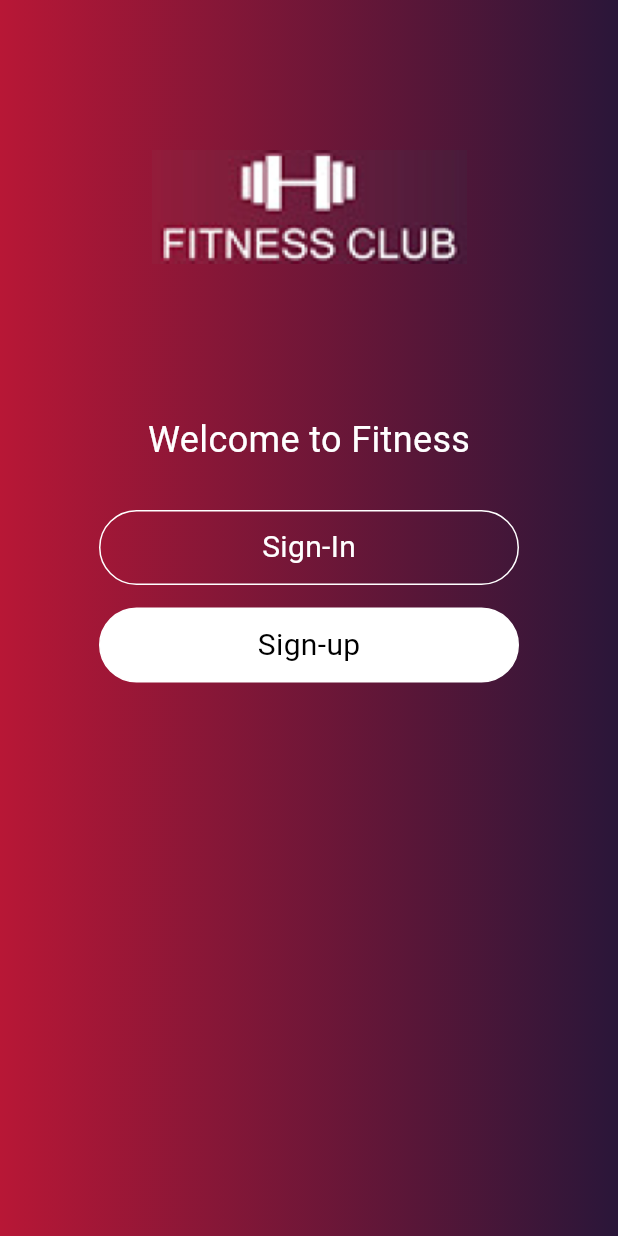
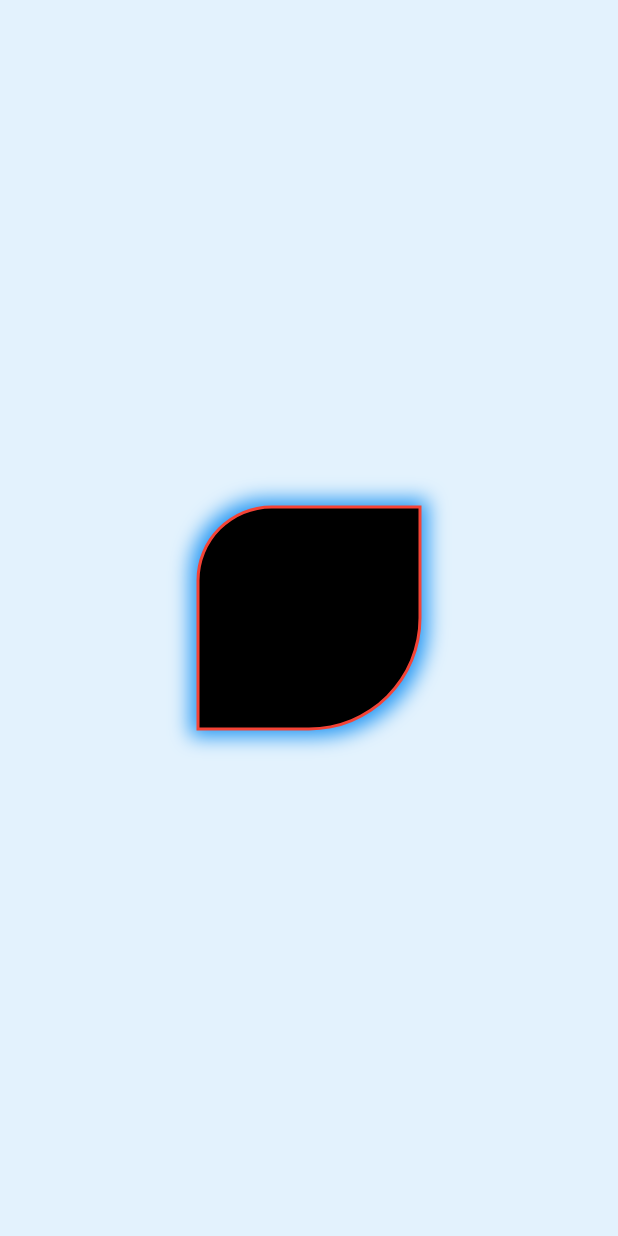
Before and after one commit to Pakhrin007/UI, a Flutter app: the screen it shows after launch, on a phone screen of 412 x 824 dp. Run offline on Flutter 3.47's test engine with Material 3 defaults, Android fonts, the phone set to English and light mode, and no system bars.

```diff
--- /dev/null
+++ b/lib/learn.dart
@@ -0,0 +1,32 @@
+import 'package:flutter/material.dart';
+
+class Learn extends StatelessWidget {
+  const Learn({super.key});
+
+  @override
+  Widget build(BuildContext context) {
+    return Scaffold(
+      body: Container(
+        height: double.infinity,
+        width: double.infinity,
+        decoration: BoxDecoration(color: Colors.blue.shade50),
+        child: Center(
+          child: Container(
+            width: 150,
+            height: 150,
+            decoration: BoxDecoration(
+                color: Colors.black,
+                borderRadius: const BorderRadius.only(
+                  topLeft: Radius.circular(50),
+                  bottomRight: Radius.circular(75),
+                ),
+                border: Border.all(width: 2, color: Colors.red),
+                boxShadow: [
+                  BoxShadow(blurRadius: 11, spreadRadius: 4, color: Colors.blue)
+                ]),
+          ),
+        ),
+      ),
+    );
+  }
+}
--- a/lib/main.dart
+++ b/lib/main.dart
@@ -1,4 +1,5 @@
 import 'package:flutter/material.dart';
+import 'package:login/learn.dart';
 import 'package:login/welocme.dart';
 
 void main() {
@@ -16,7 +17,7 @@ class MyApp extends StatelessWidget {
       theme: ThemeData(
         useMaterial3: true,
       ),
-      home: const Welocme(),
+      home: const Learn(),
     );
   }
 }
--- a/lib/welocme.dart
+++ b/lib/welocme.dart
@@ -40,7 +40,7 @@ class Welocme extends StatelessWidget {
                 Navigator.push(
                   context,
                   MaterialPageRoute(
-                    builder: (context) => const Signin(),
+                    builder: (context) => Signin(),
                   ),
                 );
               },
```
Also changed, not shown: lib/signin.dart (+64 -10 lines).
